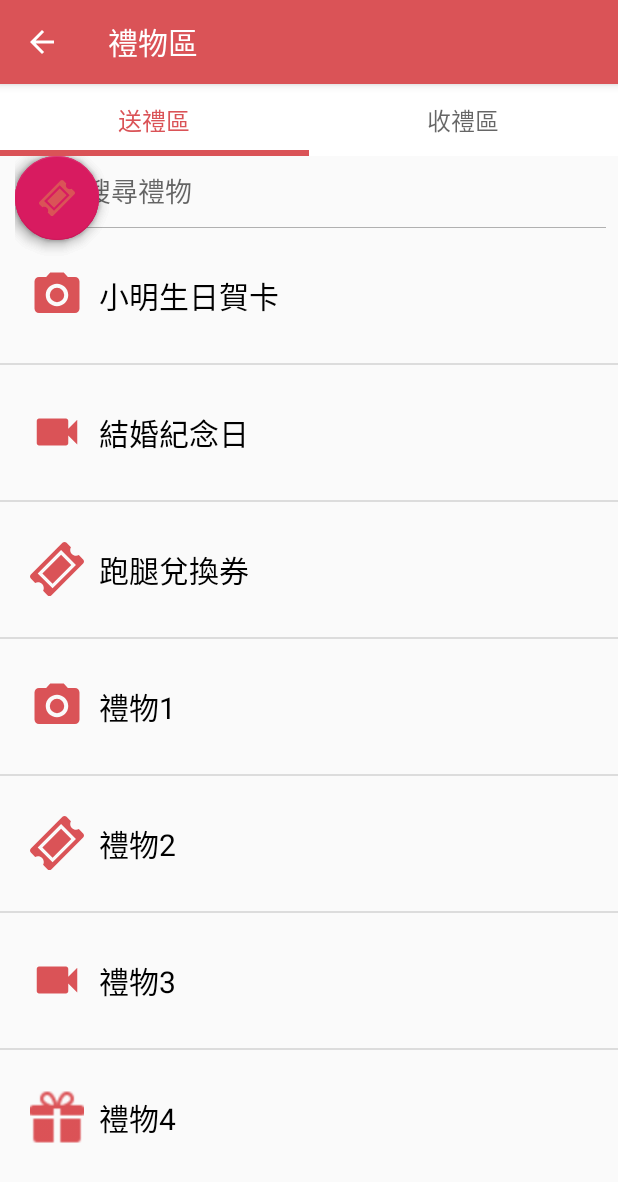
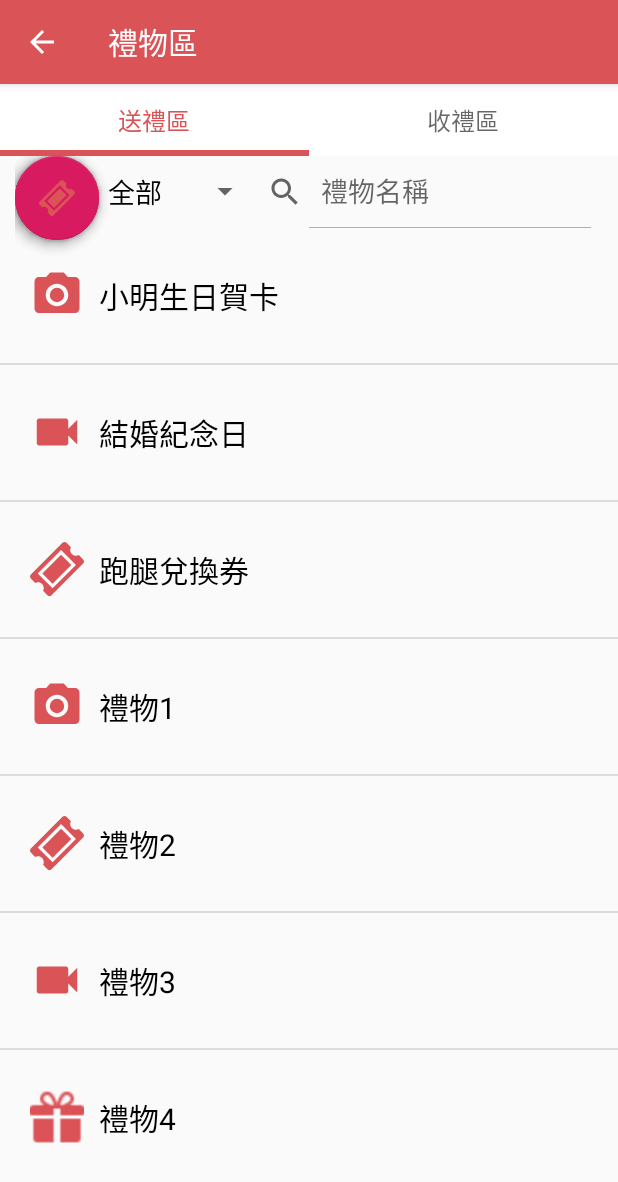
Before and after one commit to hawkeye1026/NTUB-Case-Gift, an Android app: the GiftListFragment screen opened directly, with no data from a screen before it, on a phone screen of 412 x 824 dp. Shown: the top 1182 px of the screen. Run offline under Robolectric (Android 15) with nearby library versions, the phone set to English and light mode, and no system bars; libraries missing offline, so code that uses them is left out: com.github.clans.fab; plain views replace FloatingActionButton, FloatingActionMenu; 7 statements that could not run were skipped.

Commit message:
Add: spinner

```diff
--- a/app/src/main/java/com/ntubcase/gift/Adapter/GiftReceivedAdapter.java
+++ b/app/src/main/java/com/ntubcase/gift/Adapter/GiftReceivedAdapter.java
@@ -65,7 +65,6 @@ public class GiftReceivedAdapter extends BaseAdapter implements Filterable {
         }else{
             viewHolder = (ViewHolder) convertView.getTag();
         }
-//-------------------------
 
         viewHolder.tvSender.setText("From : "+item.get(position).get("sender").toString());
         viewHolder.tvTitle.setText(item.get(position).get("title").toString());
--- a/app/src/main/java/com/ntubcase/gift/GiftListFragment.java
+++ b/app/src/main/java/com/ntubcase/gift/GiftListFragment.java
@@ -9,8 +9,10 @@ import android.view.View;
 import android.view.ViewGroup;
 import android.widget.AbsListView;
 import android.widget.AdapterView;
+import android.widget.ArrayAdapter;
 import android.widget.ListView;
 import android.widget.SearchView;
+import android.widget.Spinner;
 import android.widget.TextView;
 import android.widget.Toast;
 
@@ -35,6 +37,8 @@ public class GiftListFragment extends Fragment {
     private List<Map<String, Object>> mGiftsList; //禮物清單
     private FloatingActionButton fab1, fab2, fab3;
     private FloatingActionMenu newGift;
+    private Spinner mSpinner;
+    private ArrayAdapter spinnerAdapter;
 
     public GiftListFragment() {
         // Required empty public constructor
@@ -77,6 +81,25 @@ public class GiftListFragment extends Fragment {
 
         setmListViewListener(); //設定ListView的監聽
         setSearch_function(); // 設定searchView的文字輸入監聽
+
+        //-----------------------------spinner----------------------
+        mSpinner = (Spinner) view.findViewById(R.id.mSpinner);
+        spinnerAdapter = ArrayAdapter.createFromResource(getContext(), R.array.gift_type, R.layout.spinner_layout);
+        spinnerAdapter.setDropDownViewResource(R.layout.spinner_itm_layout);
+        mSpinner.setAdapter(spinnerAdapter);
+
+        mSpinner.setOnItemSelectedListener(new AdapterView.OnItemSelectedListener() {
+            @Override
+            public void onItemSelected(AdapterView<?> parent, View view, int position, long id) {
+                String str = parent.getItemAtPosition(position).toString();
+                Toast.makeText(getActivity(), "Type:  "+ str, Toast.LENGTH_SHORT).show();
+            }
+
+            @Override
+            public void onNothingSelected(AdapterView<?> parent) {
+
+            }
+        });
 
 
         //------------------------------FAB_newGift----------------------
@@ -121,6 +144,7 @@ public class GiftListFragment extends Fragment {
         mSearchView.setOnQueryTextListener(new SearchView.OnQueryTextListener() {
             @Override
             public boolean onQueryTextSubmit(String query) {
+                giftListAdapter.getFilter().filter(query);
                 mSearchView.clearFocus();
                 return true;
             }
--- a/app/src/main/res/layout/fragment_gift_list.xml
+++ b/app/src/main/res/layout/fragment_gift_list.xml
@@ -12,13 +12,38 @@
         android:layout_height="match_parent"
         android:orientation="vertical">
 
-        <SearchView
-            android:id="@+id/mSearch"
+        <LinearLayout
             android:layout_width="match_parent"
             android:layout_height="wrap_content"
-            android:iconifiedByDefault="false"
-            android:focusable="false"
-            android:queryHint="搜尋禮物"/>
+            android:orientation="horizontal"
+            android:gravity="center_vertical"
+            android:paddingLeft="10dp"
+            android:paddingRight="10dp">
+
+            <TextView
+                android:layout_width="wrap_content"
+                android:layout_height="wrap_content"
+                android:text="搜尋："
+                android:textSize="18sp"
+                android:textColor="@android:color/black"/>
+
+            <Spinner
+                android:id="@+id/mSpinner"
+                android:layout_width="wrap_content"
+                android:layout_height="wrap_content"
+                android:dropDownVerticalOffset="25dp"/>
+
+            <SearchView
+                android:id="@+id/mSearch"
+                android:layout_width="match_parent"
+                android:layout_height="wrap_content"
+                android:iconifiedByDefault="false"
+                android:focusable="false"
+                android:queryHint="禮物名稱"
+                android:textSize="16sp"
+                android:paddingLeft="-16dp"/>
+
+        </LinearLayout>
 
         <ListView
             android:id="@+id/giftList"
--- /dev/null
+++ b/app/src/main/res/layout/spinner_itm_layout.xml
@@ -0,0 +1,11 @@
+<?xml version="1.0" encoding="utf-8"?>
+<TextView xmlns:android="http://schemas.android.com/apk/res/android"
+    xmlns:tools="http://schemas.android.com/tools"
+    android:id="@+id/spinnerItemTitle"
+    android:layout_width="match_parent"
+    android:layout_height="wrap_content"
+    android:textColor="@android:color/black"
+    android:textSize="18sp"
+    android:padding="8dp"
+    tools:text="全部">
+</TextView>
--- /dev/null
+++ b/app/src/main/res/layout/spinner_layout.xml
@@ -0,0 +1,10 @@
+<?xml version="1.0" encoding="utf-8"?>
+<TextView xmlns:android="http://schemas.android.com/apk/res/android"
+    android:layout_width="wrap_content"
+    android:layout_height="wrap_content"
+    xmlns:tools="http://schemas.android.com/tools"
+    android:textColor="@android:color/black"
+    android:textSize="18sp"
+    android:paddingLeft="8dp"
+    tools:text="全部">
+</TextView>
--- /dev/null
+++ b/app/src/main/res/values/gift_type.xml
@@ -0,0 +1,11 @@
+<?xml version="1.0" encoding="utf-8"?>
+<resources>
+
+    <string-array name="gift_type">
+        <item>全部</item>
+        <item>@string/giftPhoto</item>
+        <item>@string/giftVideo</item>
+        <item>@string/giftTicket</item>
+    </string-array>
+
+</resources>
```
